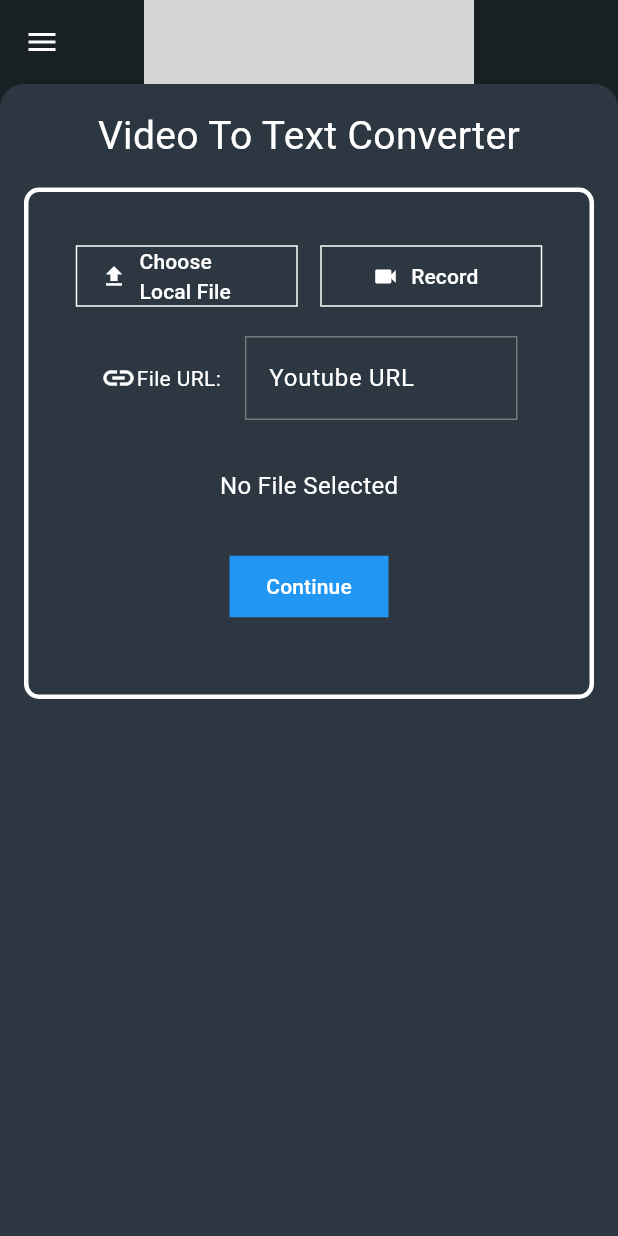
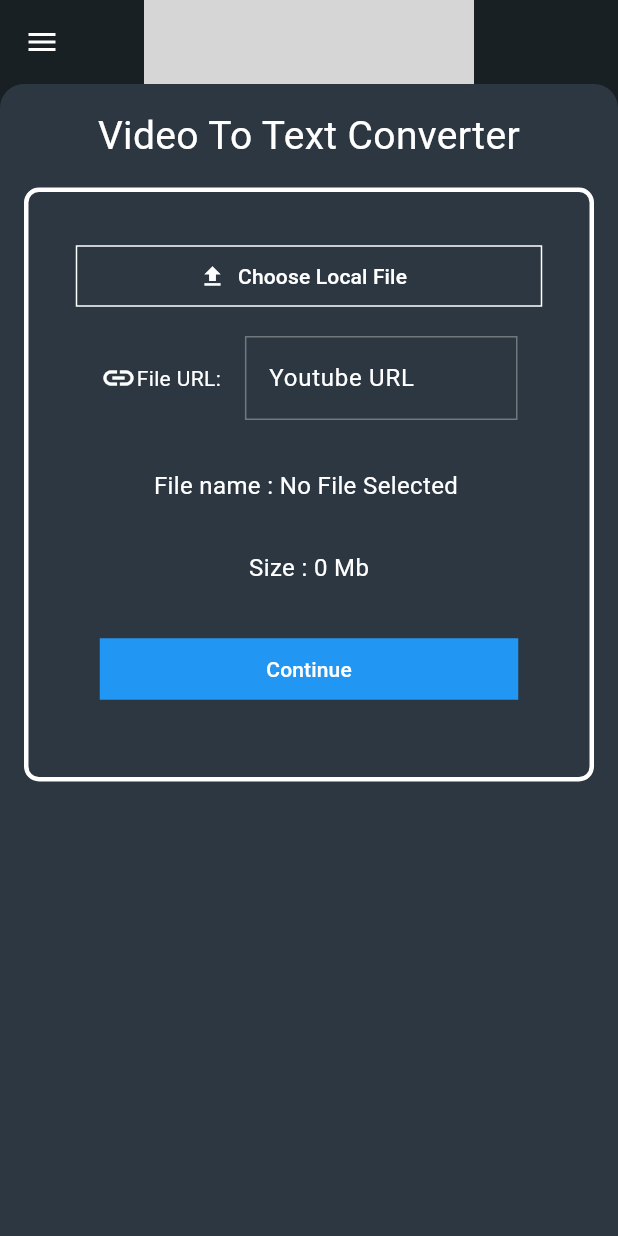
Before and after one commit to JamEvolution/kronos, a Flutter app: the VideoToTextView screen opened directly, after a tap on "Choose Local File", on a phone screen of 412 x 824 dp. Run offline on Flutter 3.47's test engine with Material 3 defaults, Android fonts, the phone set to English and light mode, and no system bars; drawn by our look-alikes of backdrop; our stand-ins replace file_picker; grey boxes are pictures that could not be loaded.

Commit message:
06.02.2024

```diff
--- a/lib/main.dart
+++ b/lib/main.dart
@@ -15,8 +15,8 @@
       debugShowCheckedModeBanner: false,
       title: 'Kronos.Ai',
       theme: ThemeData(
-        colorScheme:
-            ColorScheme.fromSeed(seedColor: Color.fromARGB(255, 21, 28, 31)),
+        colorScheme: ColorScheme.fromSeed(
+            seedColor: const Color.fromARGB(255, 21, 28, 31)),
         useMaterial3: true,
       ),
       home: const Home(),
--- a/lib/pages/home/videototext.dart
+++ b/lib/pages/home/videototext.dart
@@ -2,6 +2,8 @@ import 'package:backdrop/backdrop.dart';
 import 'package:flutter/material.dart';
 import 'package:kronos/pages/home/about.dart';
 import 'package:kronos/pages/home/home.dart';
+import 'package:http/http.dart' as http;
+import 'package:file_picker/file_picker.dart';
 
 class VideoToTextView extends StatefulWidget {
   const VideoToTextView({super.key});
@@ -11,6 +13,85 @@ class VideoToTextView extends StatefulWidget {
 }
 
 class _VideoToTextViewState extends State<VideoToTextView> {
+  TextEditingController urlcontoller = TextEditingController();
+  PlatformFile objFile = PlatformFile(name: "No File Selected", size: 0);
+
+  void chooseFileUsingFilePicker() async {
+    //-----pick file by file picker,
+
+    var result = await FilePicker.platform.pickFiles(
+      type: FileType.custom,
+      allowedExtensions: [
+        'png',
+        'mp4',
+        'mov',
+        'mkv',
+        'asf',
+        'avi',
+        'wnmv',
+        'ogv',
+        'dat',
+        'mpeg',
+        'flv',
+        '3gp',
+        'webm',
+        'rm',
+        '3gpp',
+        '3g2',
+      ],
+      withReadStream:
+          true, // this will return PlatformFile object with read stream
+    );
+    if (result != null) {
+      setState(() {
+        objFile = result.files.single;
+      });
+    }
+  }
+
+  void uploadSelectedFile() async {
+    //---Create http package multipart request object
+    final request = http.MultipartRequest(
+      "POST",
+      Uri.parse("https://file.io/"),
+    );
+    //-----add other fields if needed
+    request.fields["title"] = "This is video file";
+
+    //-----add selected file with request
+    request.files.add(new http.MultipartFile(
+        "file", objFile.readStream!, objFile.size,
+        filename: objFile.name));
+
+    //-------Send request
+    var resp = await request.send();
+
+    //------Read response
+    String result = await resp.stream.bytesToString();
+
+    //-------Your response
+    print(result);
+  }
+
+  void uploadYoutbeUrl(String deger) async {
+    //---Create http package multipart request object
+    final request = http.MultipartRequest(
+      "POST",
+      Uri.parse("https://file.io/"),
+    );
+    //-----add other fields if needed
+    request.fields["url"] = deger;
+
+    //-------Send request
+    var resp = await request.send();
+
+    //------Read response
+    String result = await resp.stream.bytesToString();
+
+    //-------Your response
+    print(result);
+  }
+
   @override
   Widget build(BuildContext context) {
     return BackdropScaffold(
@@ -113,29 +194,13 @@ class _VideoToTextViewState extends State<VideoToTextView> {
                                 color: Colors.white,
                               ),
                             ),
-                            onPressed: () {},
-                          ),
-                        ),
-                        const SizedBox(width: 16),
-                        Expanded(
-                          child: OutlinedButton.icon(
-                            label: const Text(
-                              "Record",
-                            ),
-                            icon: const Icon(Icons.videocam),
-                            style: OutlinedButton.styleFrom(
-                              shape: const ContinuousRectangleBorder(),
-                              foregroundColor: Colors.white,
-                              side: const BorderSide(
-                                color: Colors.white,
-                              ),
-                            ),
-                            onPressed: () {},
+                            onPressed: () => chooseFileUsingFilePicker(),
                           ),
                         ),
                       ],
                     ),
-                    const Padding(
+                    if (objFile.size == 0)
+                      Padding(
                         padding: EdgeInsets.all(16.0),
                         child: Row(
                           mainAxisAlignment: MainAxisAlignment.center,
@@ -151,6 +216,8 @@ class _VideoToTextViewState extends State<VideoToTextView> {
                             SizedBox(width: 16),
                             Expanded(
                               child: TextField(
+                                keyboardType: TextInputType.url,
+                                controller: urlcontoller,
                                 style: TextStyle(color: Colors.white),
                                 decoration: InputDecoration(
                                   labelStyle: TextStyle(color: Colors.white),
@@ -167,11 +234,12 @@ class _VideoToTextViewState extends State<VideoToTextView> {
                           ],
                         ),
                       ),
-                    const Padding(
+                    if (objFile != Null)
+                      Padding(
                         padding: EdgeInsets.all(16),
                         child: Expanded(
                           child: Text(
-                          "No File Selected",
+                            "File name : ${objFile.name} ${urlcontoller.text}",
                             style: TextStyle(
                               color: Colors.white,
                               fontSize: 16,
@@ -179,8 +247,22 @@ class _VideoToTextViewState extends State<VideoToTextView> {
                           ),
                         ),
                       ),
+                    if (objFile != Null)
                       Padding(
+                        padding: EdgeInsets.all(16),
+                        child: Expanded(
+                          child: Text(
+                            "Size : ${(objFile.size) ~/ (1000000)} Mb",
+                            style: TextStyle(
+                              color: Colors.white,
+                              fontSize: 16,
+                            ),
+                          ),
+                        ),
+                      ),
+                    Container(
                       padding: const EdgeInsets.all(16),
+                      width: double.maxFinite,
                       child: Expanded(
                         child: OutlinedButton(
                           style: OutlinedButton.styleFrom(
@@ -191,7 +273,14 @@ class _VideoToTextViewState extends State<VideoToTextView> {
                               color: Colors.blue,
                             ),
                           ),
-                          onPressed: () {},
+                          onPressed: () {
+                            if (objFile.size != 0 && urlcontoller.text == "") {
+                              uploadSelectedFile();
+                            }
+                            if (objFile.size == 0 && urlcontoller.text != "") {
+                              uploadYoutbeUrl(urlcontoller.text);
+                            }
+                          },
                           child: const Text("Continue"),
                         ),
                       ),
--- a/pubspec.yaml
+++ b/pubspec.yaml
@@ -36,6 +36,9 @@ dependencies:
   # The following adds the Cupertino Icons font to your application.
   # Use with the CupertinoIcons class for iOS style icons.
   cupertino_icons: ^1.0.2
+  http: ^1.2.0
+  file_picker: ^6.1.1
+  youtube_explode_dart: ^2.1.0
 
 dev_dependencies:
   flutter_test:
```
Also changed, not shown: lib/pages/home/audiototext.dart (+72 -21 lines), pubspec.lock, 9 other files. Lines whose indentation alone changed are shown as unchanged.
